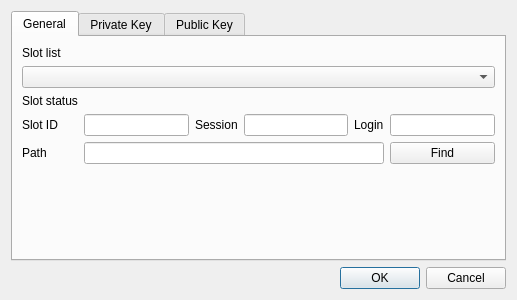
First picture: the form in HsmMan/import_pri_key_dlg.ui, repository jykim74/CryptokiMan, before the edit.
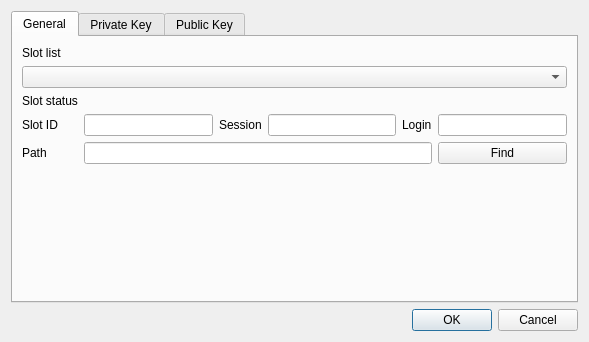
Second picture: the form after the edit.

What changed in the file:
```diff
--- a/HsmMan/import_pri_key_dlg.ui
+++ b/HsmMan/import_pri_key_dlg.ui
@@ -6,8 +6,8 @@
    <rect>
     <x>0</x>
     <y>0</y>
-    <width>517</width>
-    <height>300</height>
+    <width>589</width>
+    <height>342</height>
    </rect>
   </property>
   <property name="windowTitle">
```
Left out of the diff: 2 changed lines with no effect on the pictures.
